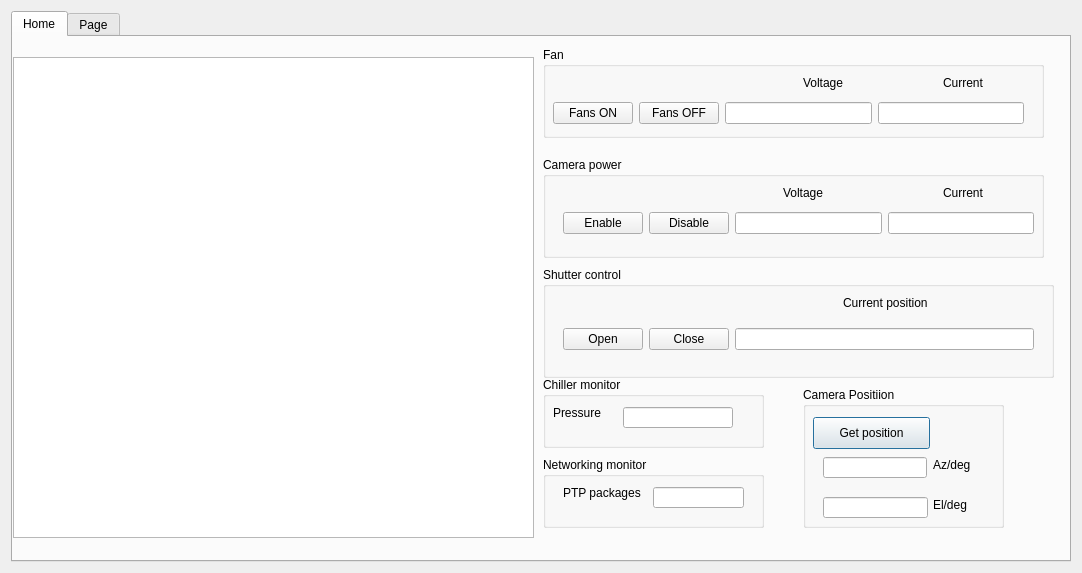
Old version of the form dialog.ui in the repository aribrill/sctcamsoft.
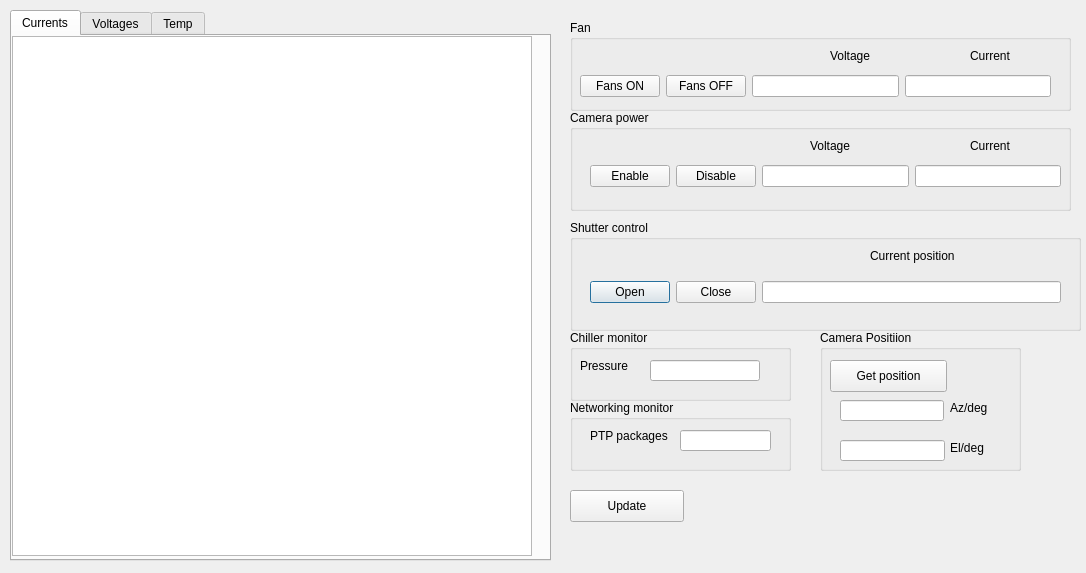
New version of the form.

What changed in the file:
```diff
--- a/dialog.ui
+++ b/dialog.ui
@@ -6,171 +6,18 @@
    <rect>
     <x>0</x>
     <y>0</y>
-    <width>1082</width>
+    <width>1086</width>
     <height>573</height>
    </rect>
   </property>
   <property name="windowTitle">
    <string>pSCT</string>
   </property>
-  <layout class="QHBoxLayout" name="horizontalLayout">
-   <item>
-    <widget class="QTabWidget" name="tabWidget">
-     <property name="currentIndex">
-      <number>0</number>
-     </property>
-     <widget class="QWidget" name="tab_1">
-      <attribute name="title">
-       <string>Home</string>
-      </attribute>
-      <widget class="QGroupBox" name="groupBox">
-       <property name="geometry">
-        <rect>
-         <x>790</x>
-         <y>350</y>
-         <width>201</width>
-         <height>141</height>
-        </rect>
-       </property>
-       <property name="title">
-        <string>Camera Positiion</string>
-       </property>
-       <widget class="QPushButton" name="pushButton_1">
-        <property name="geometry">
-         <rect>
-          <x>10</x>
-          <y>30</y>
-          <width>117</width>
-          <height>32</height>
-         </rect>
-        </property>
-        <property name="text">
-         <string>Get position</string>
-        </property>
-       </widget>
-       <widget class="QLabel" name="label_2">
-        <property name="geometry">
-         <rect>
-          <x>130</x>
-          <y>110</y>
-          <width>39</width>
-          <height>16</height>
-         </rect>
-        </property>
-        <property name="text">
-         <string>El/deg</string>
-        </property>
-       </widget>
-       <widget class="QLabel" name="label">
-        <property name="geometry">
-         <rect>
-          <x>130</x>
-          <y>70</y>
-          <width>44</width>
-          <height>16</height>
-         </rect>
-        </property>
-        <property name="text">
-         <string>Az/deg</string>
-        </property>
-       </widget>
-       <widget class="QLineEdit" name="lineEdit_1">
-        <property name="geometry">
-         <rect>
-          <x>20</x>
-          <y>70</y>
-          <width>104</width>
-          <height>21</height>
-         </rect>
-        </property>
-       </widget>
-       <widget class="QLineEdit" name="lineEdit_2">
-        <property name="geometry">
-         <rect>
-          <x>20</x>
-          <y>110</y>
-          <width>105</width>
-          <height>21</height>
-         </rect>
-        </property>
-       </widget>
-      </widget>
-      <widget class="QGroupBox" name="groupBox_4">
-       <property name="geometry">
-        <rect>
-         <x>530</x>
-         <y>120</y>
-         <width>501</width>
-         <height>101</height>
-        </rect>
-       </property>
-       <property name="title">
-        <string>Camera power</string>
-       </property>
-       <widget class="QLabel" name="label_7">
-        <property name="geometry">
-         <rect>
-          <x>400</x>
-          <y>20</y>
-          <width>51</width>
-          <height>32</height>
-         </rect>
-        </property>
-        <property name="text">
-         <string>Current</string>
-        </property>
-       </widget>
-       <widget class="QWidget" name="layoutWidget_3">
-        <property name="geometry">
-         <rect>
-          <x>20</x>
-          <y>50</y>
-          <width>471</width>
-          <height>33</height>
-         </rect>
-        </property>
-        <layout class="QHBoxLayout" name="horizontalLayout_2">
-         <item>
-          <widget class="QPushButton" name="pushButton_4">
-           <property name="text">
-            <string>Enable</string>
-           </property>
-          </widget>
-         </item>
-         <item>
-          <widget class="QPushButton" name="pushButton_5">
-           <property name="text">
-            <string>Disable</string>
-           </property>
-          </widget>
-         </item>
-         <item>
-          <widget class="QLineEdit" name="lineEdit_5"/>
-         </item>
-         <item>
-          <widget class="QLineEdit" name="lineEdit_6"/>
-         </item>
-        </layout>
-       </widget>
-       <widget class="QLabel" name="label_8">
-        <property name="geometry">
-         <rect>
-          <x>240</x>
-          <y>20</y>
-          <width>51</width>
-          <height>32</height>
-         </rect>
-        </property>
-        <property name="text">
-         <string>Voltage</string>
-        </property>
-       </widget>
-      </widget>
       <widget class="QGroupBox" name="groupBox_5">
        <property name="geometry">
         <rect>
-         <x>530</x>
-         <y>230</y>
+     <x>570</x>
+     <y>220</y>
          <width>511</width>
          <height>111</height>
         </rect>
@@ -221,11 +68,82 @@
         </layout>
        </widget>
       </widget>
+  <widget class="QGroupBox" name="groupBox_4">
+   <property name="geometry">
+    <rect>
+     <x>570</x>
+     <y>110</y>
+     <width>501</width>
+     <height>101</height>
+    </rect>
+   </property>
+   <property name="title">
+    <string>Camera power</string>
+   </property>
+   <widget class="QLabel" name="label_7">
+    <property name="geometry">
+     <rect>
+      <x>400</x>
+      <y>20</y>
+      <width>51</width>
+      <height>32</height>
+     </rect>
+    </property>
+    <property name="text">
+     <string>Current</string>
+    </property>
+   </widget>
+   <widget class="QWidget" name="layoutWidget_3">
+    <property name="geometry">
+     <rect>
+      <x>20</x>
+      <y>50</y>
+      <width>471</width>
+      <height>33</height>
+     </rect>
+    </property>
+    <layout class="QHBoxLayout" name="horizontalLayout_2">
+     <item>
+      <widget class="QPushButton" name="pushButton_4">
+       <property name="text">
+        <string>Enable</string>
+       </property>
+      </widget>
+     </item>
+     <item>
+      <widget class="QPushButton" name="pushButton_5">
+       <property name="text">
+        <string>Disable</string>
+       </property>
+      </widget>
+     </item>
+     <item>
+      <widget class="QLineEdit" name="lineEdit_5"/>
+     </item>
+     <item>
+      <widget class="QLineEdit" name="lineEdit_6"/>
+     </item>
+    </layout>
+   </widget>
+   <widget class="QLabel" name="label_8">
+    <property name="geometry">
+     <rect>
+      <x>240</x>
+      <y>20</y>
+      <width>51</width>
+      <height>32</height>
+     </rect>
+    </property>
+    <property name="text">
+     <string>Voltage</string>
+    </property>
+   </widget>
+  </widget>
       <widget class="QGroupBox" name="groupBox_6">
        <property name="geometry">
         <rect>
-         <x>530</x>
-         <y>340</y>
+     <x>570</x>
+     <y>330</y>
          <width>221</width>
          <height>71</height>
         </rect>
@@ -257,47 +175,11 @@
         </property>
        </widget>
       </widget>
-      <widget class="QGroupBox" name="groupBox_7">
-       <property name="geometry">
-        <rect>
-         <x>530</x>
-         <y>420</y>
-         <width>221</width>
-         <height>71</height>
-        </rect>
-       </property>
-       <property name="title">
-        <string>Networking monitor</string>
-       </property>
-       <widget class="QLineEdit" name="lineEdit_8">
-        <property name="geometry">
-         <rect>
-          <x>110</x>
-          <y>30</y>
-          <width>91</width>
-          <height>21</height>
-         </rect>
-        </property>
-       </widget>
-       <widget class="QLabel" name="label_12">
-        <property name="geometry">
-         <rect>
-          <x>20</x>
-          <y>20</y>
-          <width>101</width>
-          <height>32</height>
-         </rect>
-        </property>
-        <property name="text">
-         <string>PTP packages</string>
-        </property>
-       </widget>
-      </widget>
       <widget class="QGroupBox" name="groupBox_2">
        <property name="geometry">
         <rect>
-         <x>530</x>
-         <y>10</y>
+     <x>570</x>
+     <y>20</y>
          <width>501</width>
          <height>91</height>
         </rect>
@@ -364,25 +246,188 @@
         </layout>
        </widget>
       </widget>
+  <widget class="QGroupBox" name="groupBox_7">
+   <property name="geometry">
+    <rect>
+     <x>570</x>
+     <y>400</y>
+     <width>221</width>
+     <height>71</height>
+    </rect>
+   </property>
+   <property name="title">
+    <string>Networking monitor</string>
+   </property>
+   <widget class="QLineEdit" name="lineEdit_8">
+    <property name="geometry">
+     <rect>
+      <x>110</x>
+      <y>30</y>
+      <width>91</width>
+      <height>21</height>
+     </rect>
+    </property>
+   </widget>
+   <widget class="QLabel" name="label_12">
+    <property name="geometry">
+     <rect>
+      <x>20</x>
+      <y>20</y>
+      <width>101</width>
+      <height>32</height>
+     </rect>
+    </property>
+    <property name="text">
+     <string>PTP packages</string>
+    </property>
+   </widget>
+  </widget>
+  <widget class="QGroupBox" name="groupBox">
+   <property name="geometry">
+    <rect>
+     <x>820</x>
+     <y>330</y>
+     <width>201</width>
+     <height>141</height>
+    </rect>
+   </property>
+   <property name="title">
+    <string>Camera Positiion</string>
+   </property>
+   <widget class="QPushButton" name="pushButton_1">
+    <property name="geometry">
+     <rect>
+      <x>10</x>
+      <y>30</y>
+      <width>117</width>
+      <height>32</height>
+     </rect>
+    </property>
+    <property name="text">
+     <string>Get position</string>
+    </property>
+   </widget>
+   <widget class="QLabel" name="label_2">
+    <property name="geometry">
+     <rect>
+      <x>130</x>
+      <y>110</y>
+      <width>39</width>
+      <height>16</height>
+     </rect>
+    </property>
+    <property name="text">
+     <string>El/deg</string>
+    </property>
+   </widget>
+   <widget class="QLabel" name="label">
+    <property name="geometry">
+     <rect>
+      <x>130</x>
+      <y>70</y>
+      <width>44</width>
+      <height>16</height>
+     </rect>
+    </property>
+    <property name="text">
+     <string>Az/deg</string>
+    </property>
+   </widget>
+   <widget class="QLineEdit" name="lineEdit_1">
+    <property name="geometry">
+     <rect>
+      <x>20</x>
+      <y>70</y>
+      <width>104</width>
+      <height>21</height>
+     </rect>
+    </property>
+   </widget>
+   <widget class="QLineEdit" name="lineEdit_2">
+    <property name="geometry">
+     <rect>
+      <x>20</x>
+      <y>110</y>
+      <width>105</width>
+      <height>21</height>
+     </rect>
+    </property>
+   </widget>
+  </widget>
+  <widget class="QTabWidget" name="tabWidget">
+   <property name="enabled">
+    <bool>true</bool>
+   </property>
+   <property name="geometry">
+    <rect>
+     <x>10</x>
+     <y>10</y>
+     <width>541</width>
+     <height>551</height>
+    </rect>
+   </property>
+   <property name="currentIndex">
+    <number>0</number>
+   </property>
+   <widget class="QWidget" name="Currents">
+    <attribute name="title">
+     <string>Currents</string>
+    </attribute>
       <widget class="QGraphicsView" name="graphicsView">
        <property name="geometry">
         <rect>
          <x>0</x>
-         <y>20</y>
-         <width>521</width>
-         <height>481</height>
+       <y>0</y>
+       <width>520</width>
+       <height>520</height>
         </rect>
        </property>
       </widget>
      </widget>
      <widget class="QWidget" name="tab_2">
       <attribute name="title">
-       <string>Page</string>
-      </attribute>
-     </widget>
-    </widget>
-   </item>
-  </layout>
+     <string>Voltages</string>
+    </attribute>
+    <widget class="QGraphicsView" name="graphicsView_2">
+     <property name="geometry">
+      <rect>
+       <x>0</x>
+       <y>0</y>
+       <width>520</width>
+       <height>520</height>
+      </rect>
+     </property>
+    </widget>
+   </widget>
+   <widget class="QWidget" name="Temp">
+    <attribute name="title">
+     <string>Temp</string>
+    </attribute>
+    <widget class="QGraphicsView" name="graphicsView_3">
+     <property name="geometry">
+      <rect>
+       <x>0</x>
+       <y>0</y>
+       <width>520</width>
+       <height>520</height>
+      </rect>
+     </property>
+    </widget>
+   </widget>
+  </widget>
+  <widget class="QPushButton" name="pushButton">
+   <property name="geometry">
+    <rect>
+     <x>570</x>
+     <y>490</y>
+     <width>114</width>
+     <height>32</height>
+    </rect>
+   </property>
+   <property name="text">
+    <string>Update</string>
+   </property>
+  </widget>
  </widget>
  <resources/>
  <connections/>
```
Left out of the diff: 2 changed lines with no effect on the pictures. Lines whose indentation alone changed are shown as unchanged.
